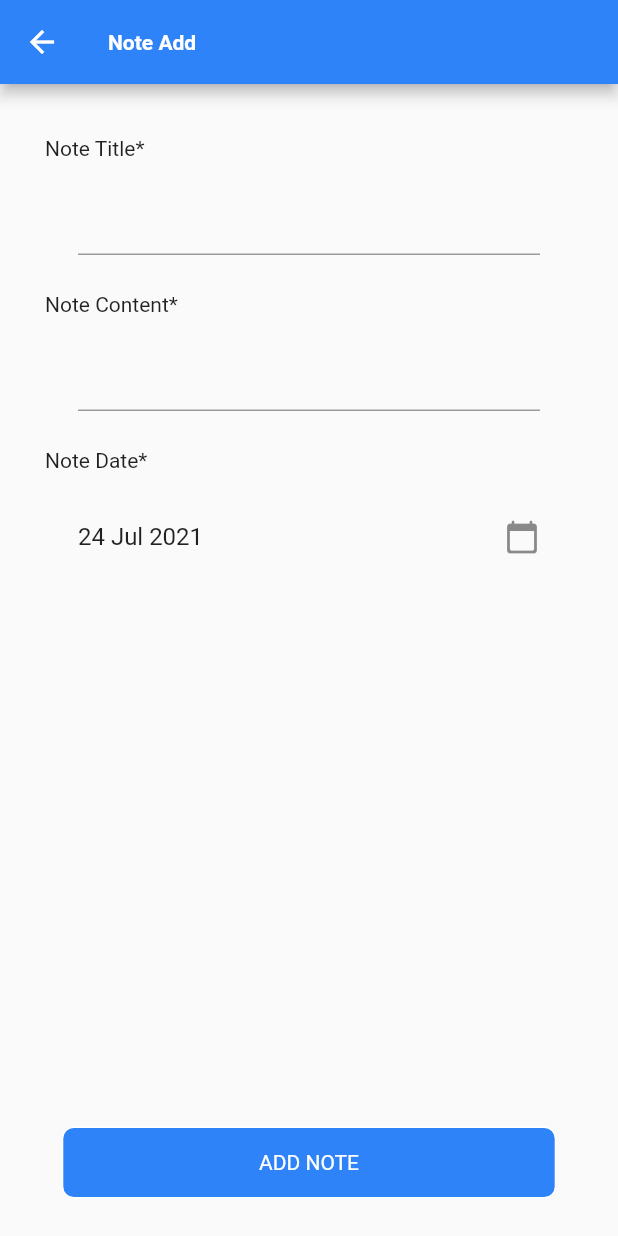
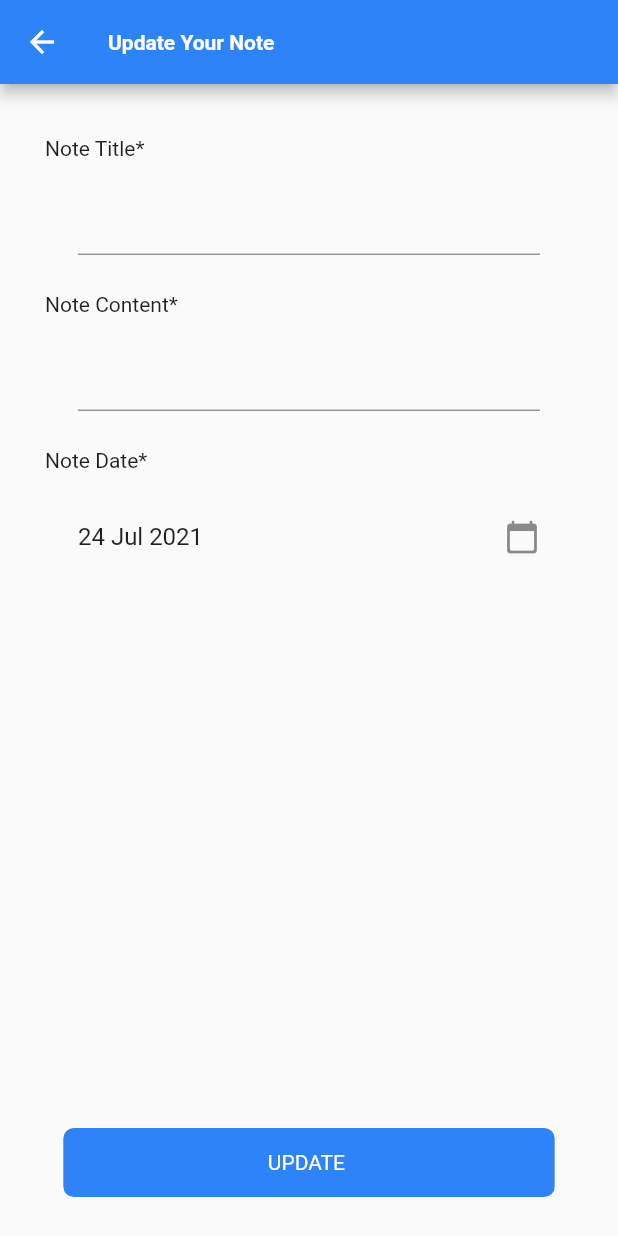
Before and after one commit to mosfeqanik/KeepNote, a Flutter app: the NoteUpdatePage screen opened directly with empty values, on a phone screen of 412 x 824 dp. Run offline on Flutter 3.47's test engine with Material 2 defaults, Android fonts, the light colour scheme and no system bars; our stand-ins replace fluttertoast, rflutter_alert, sqflite; accounts and stored records are empty; Roboto replaces fonts that are missing (Poppins).

Commit message:
update added

```diff
--- a/lib/screens/note/note_update_page.dart
+++ b/lib/screens/note/note_update_page.dart
@@ -11,7 +11,6 @@
   final NoteBook notebook;
 
   NoteUpdatePage({this.notebook});
-
 
   @override
   _NoteUpdatePageState createState() => _NoteUpdatePageState();
@@ -55,7 +54,7 @@
       appBar: AppBar(
         backgroundColor: qColorBlue,
         title: AppBarTitleWidget(
-          title: 'Note Add',
+          title: 'Update Your Note',
           subTitle: '',
         ),
         iconTheme: IconThemeData(
@@ -226,25 +225,26 @@
                               isLoading = true;
                             });
                             NoteBook note = NoteBook(
+                              id: widget.notebook.id,
                               title: _titleController.text,
                               content: _contentController.text,
                               date: _date,
                             );
-                      var isAdded = await _db.addNote(note);
+                            var isAdded = await _db.updateNote(note);
 
                             if (isAdded != null) {
                               setState(() {
                                 isLoading = false;
                               });
                               CustomToast.toast(
-                            'Note has been successfully added');
+                                  'Note has been successfully Updated');
                               Navigator.pop(context, true);
                             } else {
                               setState(() {
                                 isLoading = false;
                               });
                               CustomToast.toast(
-                            'Note can not be added right now');
+                                  'Note can not be Updated right now');
                             }
                           }
                   },
@@ -259,7 +259,7 @@
                     padding: EdgeInsets.all(15),
                     child: Center(
                       child: Text(
-                        'Add Note'.toUpperCase(),
+                              'Update '.toUpperCase(),
                               style: TextStyle(
                                   fontFamily: 'Poppins', color: Colors.white),
                             ),
```
Lines whose indentation alone changed are shown as unchanged.
